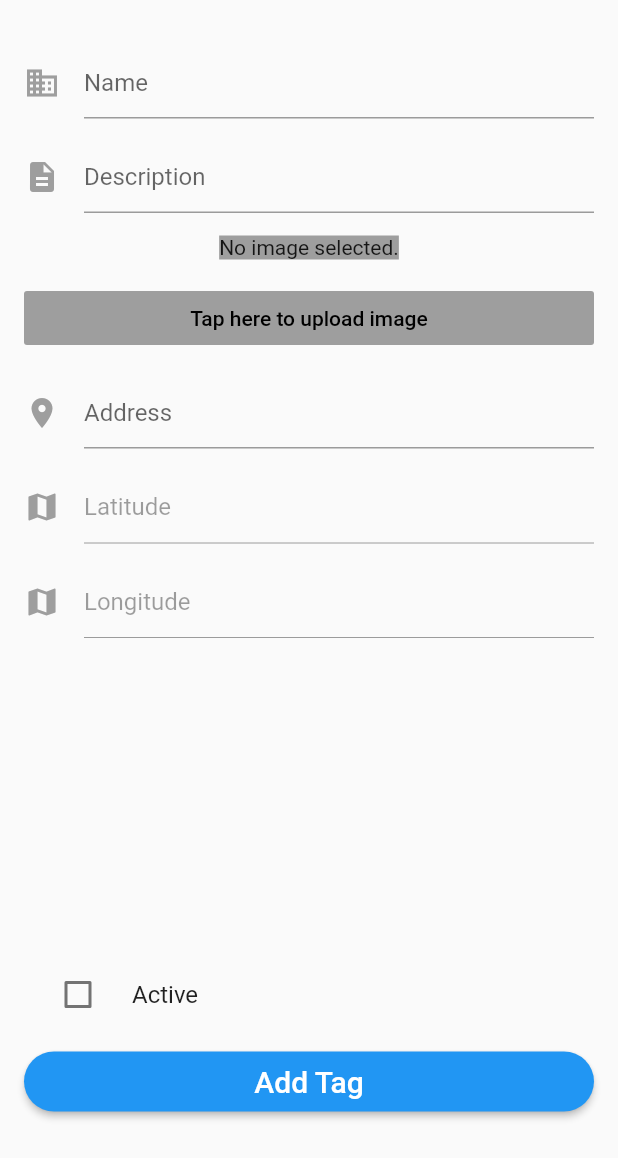
After one commit to adjierosyidin/MapsTag, a Flutter app: the InputTag screen opened directly, on a phone screen of 412 x 824 dp. The commit adds this screen. Shown: the top 1158 px of the screen. Run offline on Flutter 3.47's test engine with Material 2 defaults, Android fonts, the phone set to English and light mode, and no system bars; our stand-ins replace dio, geolocator, google_maps_flutter, image_picker, shared_preferences; accounts and stored records are empty; network calls fail.

Commit message:
input tags

```diff
--- a/lib/auth/login_register.dart
+++ b/lib/auth/login_register.dart
@@ -157,7 +157,7 @@ class _LoginRegisterState extends State<LoginRegister> {
 
   Widget showNameInput() {
     return Padding(
-      padding: const EdgeInsets.fromLTRB(0.0, 50.0, 0.0, 0.0),
+      padding: const EdgeInsets.fromLTRB(0.0, 15.0, 0.0, 0.0),
       child: new TextFormField(
         controller: name,
         maxLines: 1,
--- a/lib/auth/logout.dart
+++ b/lib/auth/logout.dart
@@ -17,6 +17,7 @@ class _LogoutState extends State<Logout> {
       SharedPreferences localStorage = await SharedPreferences.getInstance();
       localStorage.remove('user');
       localStorage.remove('token');
+      localStorage.remove('tags');
     }
   }
 
--- /dev/null
+++ b/lib/input_tag.dart
@@ -0,0 +1,417 @@
+import 'dart:convert';
+import 'dart:io';
+import 'package:async/async.dart';
+import 'package:path/path.dart';
+import 'package:http/http.dart' as http;
+import 'package:flutter/foundation.dart';
+import 'package:flutter/gestures.dart';
+import 'package:flutter/material.dart';
+import 'package:image_picker/image_picker.dart';
+import 'package:geolocator/geolocator.dart';
+import 'package:google_maps_flutter/google_maps_flutter.dart';
+import 'package:maps_tags/api/network.dart';
+import 'package:maps_tags/home.dart';
+import 'package:shared_preferences/shared_preferences.dart';
+
+class InputTag extends StatefulWidget {
+  @override
+  _InputTagState createState() => _InputTagState();
+}
+
+class _InputTagState extends State<InputTag> {
+  final _formKey = new GlobalKey<FormState>();
+  TextEditingController name = TextEditingController();
+  TextEditingController description = TextEditingController();
+  /* TextEditingController image = TextEditingController(); */
+  TextEditingController address = TextEditingController();
+  TextEditingController lat = TextEditingController();
+  TextEditingController lng = TextEditingController();
+  /* TextEditingController active = TextEditingController(); */
+
+  final Map<String, Marker> _markers = {};
+
+  String _name;
+  String _description;
+  PickedFile _image;
+  String _address;
+  double _lat;
+  double _lng;
+  int createdByID;
+
+  bool _isLoading;
+
+  final picker = ImagePicker();
+  static LatLng _initialPosition;
+
+  @override
+  void initState() {
+    _isLoading = false;
+    _loadUserData();
+    _getLocation();
+    super.initState();
+  }
+
+  final _scaffoldKey = GlobalKey<ScaffoldState>();
+  _showMsg(msg) {
+    final snackBar = SnackBar(
+      content: Text(msg),
+      action: SnackBarAction(
+        label: 'Close',
+        onPressed: () {
+          // Some code to undo the change!
+        },
+      ),
+    );
+    _scaffoldKey.currentState.showSnackBar(snackBar);
+  }
+
+  @override
+  Widget build(BuildContext context) {
+    return new Scaffold(
+        key: _scaffoldKey,
+        body: Stack(
+          children: <Widget>[
+            _showFormInputTag(),
+            _showCircularProgress(),
+          ],
+        ));
+  }
+
+  Widget _showCircularProgress() {
+    if (_isLoading) {
+      return Center(child: CircularProgressIndicator());
+    }
+    return Container(
+      height: 0.0,
+      width: 0.0,
+    );
+  }
+
+  Widget _showFormInputTag() {
+    return new Container(
+        padding: EdgeInsets.fromLTRB(16, 16, 16, 24),
+        child: new Form(
+          key: _formKey,
+          child: new ListView(
+            shrinkWrap: true,
+            children: <Widget>[
+              showNameInput(),
+              showDescriptionInput(),
+              showImage(),
+              showImageInput(),
+              showAddressInput(),
+              showLatInput(),
+              showLngInput(),
+              showMap(),
+              showActiveInput(),
+              showPrimaryButton(),
+            ],
+          ),
+        ));
+  }
+
+  Widget showNameInput() {
+    return Padding(
+      padding: const EdgeInsets.fromLTRB(0.0, 15.0, 0.0, 0.0),
+      child: new TextFormField(
+        controller: name,
+        maxLines: 1,
+        keyboardType: TextInputType.text,
+        autofocus: false,
+        decoration: new InputDecoration(
+            hintText: 'Name',
+            icon: new Icon(
+              Icons.business,
+              color: Colors.grey,
+            )),
+        validator: (value) => value.isEmpty ? 'Name can\'t be empty' : null,
+        onSaved: (value) => _name = value.trim(),
+      ),
+    );
+  }
+
+  Widget showDescriptionInput() {
+    return Padding(
+      padding: const EdgeInsets.fromLTRB(0.0, 15.0, 0.0, 0.0),
+      child: new TextFormField(
+        controller: description,
+        maxLines: 1,
+        keyboardType: TextInputType.text,
+        autofocus: false,
+        decoration: new InputDecoration(
+            hintText: 'Description',
+            icon: new Icon(
+              Icons.description,
+              color: Colors.grey,
+            )),
+        validator: (value) =>
+            value.isEmpty ? 'Description can\'t be empty' : null,
+        onSaved: (value) => _description = value.trim(),
+      ),
+    );
+  }
+
+  File image;
+
+  Future getImage() async {
+    final pickedFile = await picker.getImage(source: ImageSource.gallery);
+
+    setState(() {
+      _image = pickedFile;
+      image = File(_image.path);
+    });
+  }
+
+  Widget showImage() {
+    return Container(
+      padding: const EdgeInsets.fromLTRB(0.0, 15.0, 0.0, 0.0),
+      child: new Center(
+        child: _image == null
+            ? Container(color: Colors.grey, child: Text('No image selected.'))
+            : Image.file(File(_image.path)),
+      ),
+    );
+  }
+
+  Widget showImageInput() {
+    return Padding(
+      padding: const EdgeInsets.fromLTRB(0.0, 15.0, 0.0, 0.0),
+      child: new FlatButton(
+        color: Colors.grey,
+        child: Text(
+          "Tap here to upload image",
+          style: TextStyle(color: Colors.black),
+        ),
+        onPressed: () {
+          getImage();
+        },
+      ),
+    );
+  }
+
+  Widget showAddressInput() {
+    return Padding(
+      padding: const EdgeInsets.fromLTRB(0.0, 15.0, 0.0, 0.0),
+      child: new TextFormField(
+        controller: address,
+        maxLines: 1,
+        keyboardType: TextInputType.text,
+        autofocus: false,
+        decoration: new InputDecoration(
+            hintText: 'Address',
+            icon: new Icon(
+              Icons.place,
+              color: Colors.grey,
+            )),
+        validator: (value) => value.isEmpty ? 'Address can\'t be empty' : null,
+        onSaved: (value) => _address = value.trim(),
+      ),
+    );
+  }
+
+  Widget showLatInput() {
+    return Padding(
+      padding: const EdgeInsets.fromLTRB(0.0, 15.0, 0.0, 0.0),
+      child: new TextFormField(
+        enabled: false,
+        controller: lat,
+        maxLines: 1,
+        autofocus: false,
+        decoration: new InputDecoration(
+            hintText: 'Latitude',
+            icon: new Icon(
+              Icons.map,
+              color: Colors.grey,
+            )),
+        validator: (value) => value.isEmpty ? 'Latitude can\'t be empty' : null,
+        /* onSaved: (value) => _name = value.trim(), */
+      ),
+    );
+  }
+
+  Widget showLngInput() {
+    return Padding(
+      padding: const EdgeInsets.fromLTRB(0.0, 15.0, 0.0, 0.0),
+      child: new TextFormField(
+        enabled: false,
+        controller: lng,
+        maxLines: 1,
+        autofocus: false,
+        decoration: new InputDecoration(
+            hintText: 'Longitude',
+            icon: new Icon(
+              Icons.map,
+              color: Colors.grey,
+            )),
+        validator: (value) =>
+            value.isEmpty ? 'Longitude can\'t be empty' : null,
+        /* onSaved: (value) => _name = value.trim(), */
+      ),
+    );
+  }
+
+  void _getLocation() async {
+    var currentLocation = await Geolocator()
+        .getCurrentPosition(desiredAccuracy: LocationAccuracy.best);
+
+    setState(() {
+      _initialPosition =
+          LatLng(currentLocation.latitude, currentLocation.longitude);
+      lat.text = currentLocation.latitude.toString();
+      lng.text = currentLocation.longitude.toString();
+      /* _markers.clear(); */
+      final marker = Marker(
+        markerId: MarkerId("curr_loc"),
+        position: LatLng(currentLocation.latitude, currentLocation.longitude),
+        infoWindow: InfoWindow(title: 'Your Location'),
+      );
+      _markers["Current Location"] = marker;
+    });
+  }
+
+  Widget mapView() {
+    if (_initialPosition == null) {
+      _initialPosition = LatLng(40.688841, -74.044015);
+    } else {
+      return GoogleMap(
+        myLocationEnabled: true,
+        initialCameraPosition: CameraPosition(
+          target: _initialPosition,
+          /* ? LatLng(40.688841, -74.044015)
+                            : _initialPosition, */
+          zoom: 11,
+        ),
+        gestureRecognizers: Set()
+          ..add(
+              Factory<EagerGestureRecognizer>(() => EagerGestureRecognizer())),
+        markers: _markers.values.toSet(),
+      );
+    }
+    setState(() {
+      mapView();
+    });
+  }
+
+  Widget showMap() {
+    return Container(
+        width: 200,
+        height: 200,
+        padding: const EdgeInsets.fromLTRB(0.0, 15.0, 0.0, 0.0),
+        child: mapView());
+  }
+
+  bool activeValue = false;
+
+  Widget showActiveInput() {
+    return Padding(
+      padding: const EdgeInsets.fromLTRB(0.0, 10.0, 0.0, 0.0),
+      child: new CheckboxListTile(
+          controlAffinity: ListTileControlAffinity.leading,
+          title: Text('Active'),
+          value: activeValue,
+          activeColor: Colors.grey,
+          onChanged: (bool newValue) {
+            setState(() {
+              activeValue = newValue;
+            });
+          }),
+    );
+  }
+
+  Widget showPrimaryButton() {
+    return new Padding(
+        padding: EdgeInsets.fromLTRB(0.0, 10.0, 0.0, 10.0),
+        child: SizedBox(
+          height: 40.0,
+          child: new RaisedButton(
+            shape: new RoundedRectangleBorder(
+                borderRadius: new BorderRadius.circular(30.0)),
+            color: Colors.blue,
+            child: new Text('Add Tag',
+                style: new TextStyle(fontSize: 20.0, color: Colors.white)),
+            onPressed: () {
+              if (_formKey.currentState.validate()) {
+                _addTags();
+              }
+            },
+          ),
+        ));
+  }
+
+  var userData;
+
+  _loadUserData() async {
+    SharedPreferences localStorage = await SharedPreferences.getInstance();
+    var userJson = localStorage.getString('user');
+    var user = json.decode(userJson);
+    setState(() {
+      userData = user;
+    });
+  }
+
+  void _addTags() async {
+    setState(() {
+      _isLoading = true;
+    });
+
+    var token = await Network().getToken();
+    var auth = 'Bearer $token';
+    var token2 = auth.replaceAll(new RegExp('"'), '');
+
+    Map<String, String> headers = {
+      "Accept": "application/json",
+      "Content-type": "application/json",
+      "Authorization": token2
+    };
+
+    var stream = new http.ByteStream(DelegatingStream.typed(image.openRead()));
+    var length = await image.length();
+
+    var postUri =
+        Uri.parse("http://192.168.1.101/locationtags/public/api/v1/tags");
+    var request = new http.MultipartRequest("POST", postUri);
+
+    var act;
+    if (activeValue) {
+      act = 1;
+    } else {
+      act = 0;
+    }
+
+    request.fields['name'] = name.text;
+    request.fields['description'] = description.text;
+    request.fields['address'] = address.text;
+    request.fields['latitude'] = lat.text;
+    request.fields['longitude'] = lng.text;
+    request.fields['active'] = act.toString();
+
+    var multipartFile = new http.MultipartFile('img', stream, length,
+        filename: basename(image.path));
+    request.files.add(multipartFile);
+
+    request.headers.addAll(headers);
+
+    http.StreamedResponse res = await request.send();
+    var resJson;
+
+    /* var res = await Network().authDataTag(data, 'v1/tags'); */
+    var body = res.stream.transform(utf8.decoder).listen((value) {
+      resJson = value;
+    });
+
+    if (res.statusCode == 201) {
+      SharedPreferences localStorage = await SharedPreferences.getInstance();
+      localStorage.setString('tags', json.encode(resJson));
+      Navigator.pushReplacement(
+        this.context,
+        new MaterialPageRoute(builder: (context) => Home()),
+      );
+    } else {
+      _showMsg('Tags Gagal Ditambahkan');
+    }
+
+    setState(() {
+      _isLoading = false;
+    });
+  }
+}
--- a/lib/maps.dart
+++ b/lib/maps.dart
@@ -20,8 +20,6 @@ class MyMapSampleState extends State<MyMap> {
   @override
   void initState() {
     _getLocation();
-    getTags();
-    _loadTags();
     super.initState();
   }
 
@@ -37,6 +35,26 @@ class MyMapSampleState extends State<MyMap> {
       ),
     );
     scaffoldKey.currentState.showSnackBar(snackBar);
+  }
+
+  _onMapCreated(GoogleMapController controller) async {
+    final mapTag = await getTags();
+    /* print(mapTag); */
+    setState(() {
+      _markers.clear();
+      for (final tag in mapTag['data']) {
+        final marker = Marker(
+          markerId: MarkerId(tag['name']),
+          position: LatLng(
+              double.parse(tag['latitude']), double.parse(tag['longitude'])),
+          infoWindow: InfoWindow(
+            title: tag['name'],
+            snippet: tag['address'],
+          ),
+        );
+        _markers[tag['name']] = marker;
+      }
+    });
   }
 
   @override
@@ -57,6 +75,7 @@ class MyMapSampleState extends State<MyMap> {
               child: Stack(
                 children: <Widget>[
                   GoogleMap(
+                    onMapCreated: _onMapCreated,
                     scrollGesturesEnabled: true,
                     tiltGesturesEnabled: true,
                     myLocationEnabled: true,
@@ -84,28 +103,19 @@ class MyMapSampleState extends State<MyMap> {
     });
   }
 
-  void getTags() async {
+  getTags() async {
     var res = await Network().getData('v1/tags');
     var body = json.decode(res.body);
-    print(res.statusCode);
+    /* print(res.statusCode); */
     if (res.statusCode == 200) {
       SharedPreferences localStorage = await SharedPreferences.getInstance();
-      localStorage.setString('tags', json.encode(body['data']));
+      localStorage.setString('tags', json.encode(body));
+      var tagJson = localStorage.getString('tags');
+      var tag = json.decode(tagJson);
+      return tag;
     } else {
       _showMsg("Data Tags Gagal dimuat");
     }
-  }
-
-  void getMarkerTags() async {
-    setState(() {
-      _markers.clear();
-      final marker = Marker(
-        markerId: MarkerId("curr_loc"),
-        position: LatLng(-6, 112),
-        infoWindow: InfoWindow(title: 'Name'),
-      );
-      _markers["Current Location"] = marker;
-    });
   }
 
   void _getLocation() async {
@@ -115,7 +125,7 @@ class MyMapSampleState extends State<MyMap> {
     setState(() {
       _initialPosition =
           LatLng(currentLocation.latitude, currentLocation.longitude);
-      _markers.clear();
+      /* _markers.clear(); */
       final marker = Marker(
         markerId: MarkerId("curr_loc"),
         position: LatLng(currentLocation.latitude, currentLocation.longitude),
--- a/pubspec.yaml
+++ b/pubspec.yaml
@@ -28,6 +28,8 @@ dependencies:
   geolocator: ^5.1.4+2
   http: ^0.12.1
   shared_preferences: ^0.5.7+3
+  image_picker: ^0.6.7+1
+  dio: ^3.0.9
 
 
   # The following adds the Cupertino Icons font to your application.
```
Also changed, not shown: lib/api/network.dart (+36 -4 lines), lib/home.dart (+8 -3 lines), pubspec.lock.
